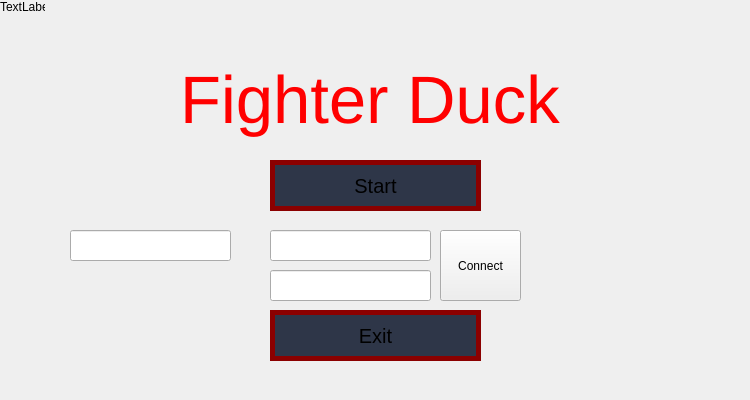
First picture: the form in gameMenu.ui, repository kmeykranz/FighterDuck, before the edit.
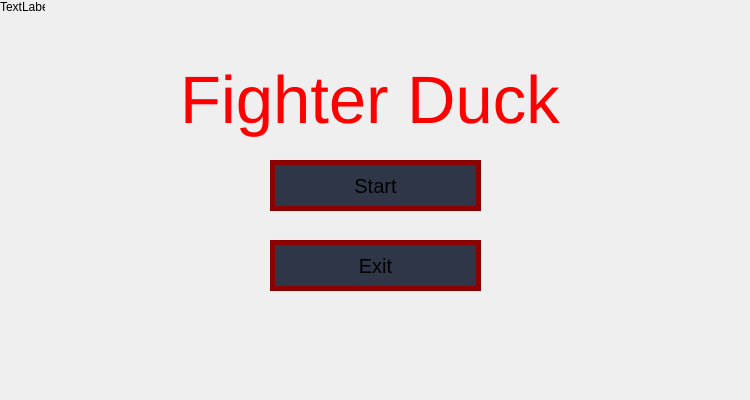
Second picture: the form after the edit.

The edit to the form file:
```diff
--- a/gameMenu.ui
+++ b/gameMenu.ui
@@ -81,7 +81,7 @@
    <property name="geometry">
     <rect>
      <x>270</x>
-     <y>310</y>
+     <y>240</y>
      <width>211</width>
      <height>51</height>
     </rect>
@@ -117,49 +117,6 @@
     <string>TextLabel</string>
    </property>
   </widget>
-  <widget class="QLineEdit" name="ip">
-   <property name="geometry">
-    <rect>
-     <x>270</x>
-     <y>230</y>
-     <width>161</width>
-     <height>31</height>
-    </rect>
-   </property>
-  </widget>
-  <widget class="QLineEdit" name="port">
-   <property name="geometry">
-    <rect>
-     <x>270</x>
-     <y>270</y>
-     <width>161</width>
-     <height>31</height>
-    </rect>
-   </property>
-  </widget>
-  <widget class="QPushButton" name="connectButton">
-   <property name="geometry">
-    <rect>
-     <x>440</x>
-     <y>230</y>
-     <width>81</width>
-     <height>71</height>
-    </rect>
-   </property>
-   <property name="text">
-    <string>Connect</string>
-   </property>
-  </widget>
-  <widget class="QLineEdit" name="id">
-   <property name="geometry">
-    <rect>
-     <x>70</x>
-     <y>230</y>
-     <width>161</width>
-     <height>31</height>
-    </rect>
-   </property>
-  </widget>
   <zorder>window</zorder>
   <zorder>label</zorder>
   <zorder>startButton</zorder>
```
Left out of the diff: 4 changed lines with no effect on the pictures.
